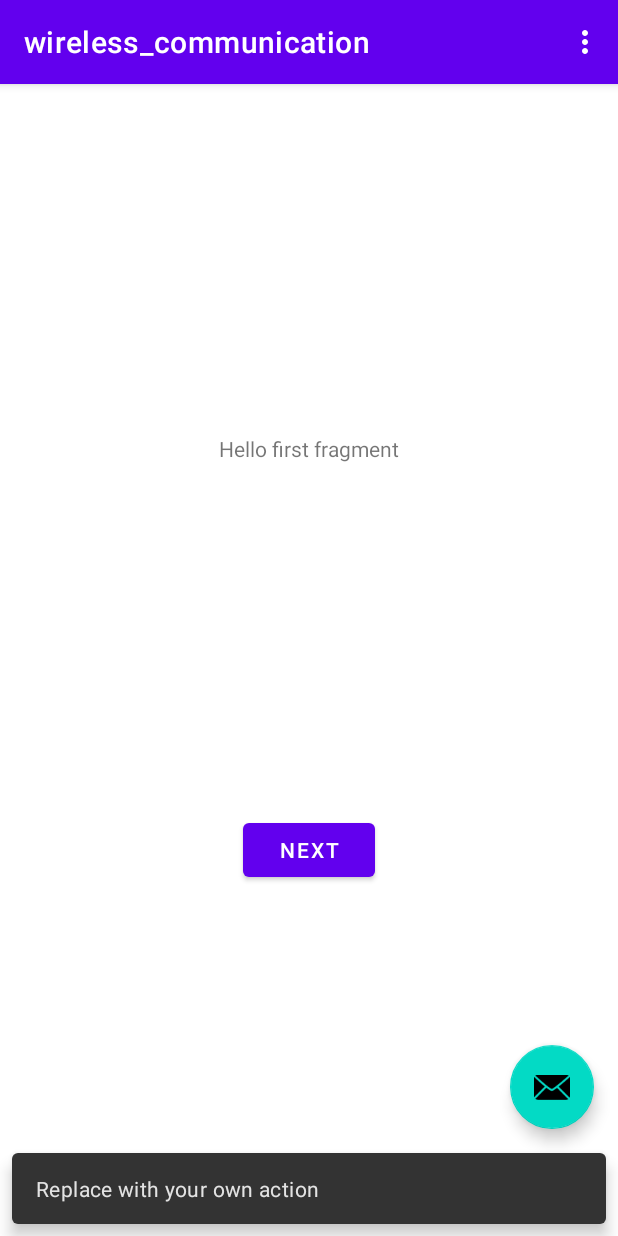
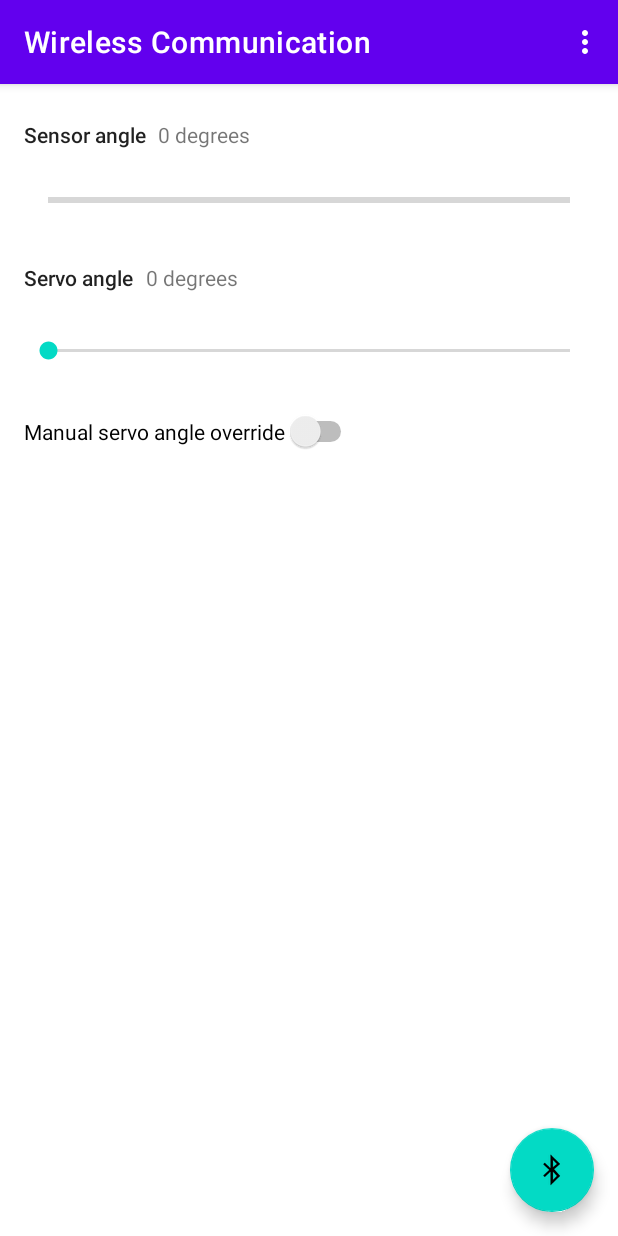
Before and after one commit to RubenSmit/wireless-communication, an Android app: the screen it shows after launch (MainActivity), after a tap on an icon or button, on a phone screen of 412 x 824 dp. Run offline under Robolectric (Android 15) with nearby library versions, the phone set to English and light mode, and no system bars; 1 statement that could not run was skipped.

Commit message:
Create android app

```diff
--- a/android/app/src/main/AndroidManifest.xml
+++ b/android/app/src/main/AndroidManifest.xml
@@ -1,6 +1,10 @@
 <?xml version="1.0" encoding="utf-8"?>
 <manifest xmlns:android="http://schemas.android.com/apk/res/android"
     package="com.rubensmit.wireless_communication">
+    <uses-permission android:name="android.permission.BLUETOOTH"/>
+    <uses-permission android:name="android.permission.BLUETOOTH_ADMIN"/>
+    <uses-permission android:name="android.permission.ACCESS_FINE_LOCATION" />
+    <uses-feature android:name="android.hardware.bluetooth_le" android:required="true"/>
 
     <application
         android:allowBackup="true"
--- a/android/app/src/main/java/com/rubensmit/wireless_communication/FirstFragment.java
+++ b/android/app/src/main/java/com/rubensmit/wireless_communication/FirstFragment.java
@@ -1,9 +1,13 @@
 package com.rubensmit.wireless_communication;
 
 import android.os.Bundle;
+import android.view.DragEvent;
 import android.view.LayoutInflater;
 import android.view.View;
 import android.view.ViewGroup;
+import android.widget.ProgressBar;
+import android.widget.SeekBar;
+import android.widget.TextView;
 
 import androidx.annotation.NonNull;
 import androidx.fragment.app.Fragment;
@@ -22,12 +26,31 @@ public class FirstFragment extends Fragment {
 
     public void onViewCreated(@NonNull View view, Bundle savedInstanceState) {
         super.onViewCreated(view, savedInstanceState);
+        SeekBar seekBar = view.findViewById(R.id.sb_servo_angle);
+        TextView servoAngle = view.findViewById(R.id.tv_servo_angle);
+        ProgressBar progressBar = view.findViewById(R.id.pb_sensor_angle);
+        TextView sensorAngle = view.findViewById(R.id.tv_sensor_angle);
 
-        view.findViewById(R.id.button_first).setOnClickListener(new View.OnClickListener() {
+        servoAngle.setText(seekBar.getProgress() + " degrees");
+        sensorAngle.setText(seekBar.getProgress() + " degrees");
+        progressBar.setProgress(seekBar.getProgress());
+
+        seekBar.setOnSeekBarChangeListener(new SeekBar.OnSeekBarChangeListener() {
             @Override
-            public void onClick(View view) {
-                NavHostFragment.findNavController(FirstFragment.this)
-                        .navigate(R.id.action_FirstFragment_to_SecondFragment);
+            public void onProgressChanged(SeekBar seekBar, int i, boolean b) {
+                servoAngle.setText(seekBar.getProgress() + " degrees");
+                sensorAngle.setText(seekBar.getProgress() + " degrees");
+                progressBar.setProgress(seekBar.getProgress());
+            }
+
+            @Override
+            public void onStartTrackingTouch(SeekBar seekBar) {
+
+            }
+
+            @Override
+            public void onStopTrackingTouch(SeekBar seekBar) {
+
             }
         });
     }
--- a/android/app/src/main/java/com/rubensmit/wireless_communication/MainActivity.java
+++ b/android/app/src/main/java/com/rubensmit/wireless_communication/MainActivity.java
@@ -1,5 +1,13 @@
 package com.rubensmit.wireless_communication;
 
+import android.bluetooth.BluetoothAdapter;
+import android.bluetooth.BluetoothDevice;
+import android.bluetooth.BluetoothManager;
+import android.bluetooth.le.BluetoothLeScanner;
+import android.bluetooth.le.ScanCallback;
+import android.bluetooth.le.ScanResult;
+import android.content.Context;
+import android.content.Intent;
 import android.os.Bundle;
 
 import com.google.android.material.floatingactionbutton.FloatingActionButton;
@@ -8,12 +16,30 @@ import com.google.android.material.snackbar.Snackbar;
 import androidx.appcompat.app.AppCompatActivity;
 import androidx.appcompat.widget.Toolbar;
 
+import android.os.Handler;
+import android.view.LayoutInflater;
 import android.view.View;
 
 import android.view.Menu;
 import android.view.MenuItem;
+import android.widget.BaseAdapter;
+
+import java.util.ArrayList;
+import java.util.UUID;
 
 public class MainActivity extends AppCompatActivity {
+    BluetoothAdapter bluetoothAdapter;
+    private static final int REQUEST_ENABLE_BT = 1;
+
+    // BLE scanner
+    private BluetoothLeScanner bluetoothLeScanner =
+            BluetoothAdapter.getDefaultAdapter().getBluetoothLeScanner();
+    private boolean mScanning;
+    private Handler handler = new Handler();
+    private ArrayList<BluetoothDevice> bluetoothDevices;
+
+    // Stops scanning after 10 seconds.
+    private static final long SCAN_PERIOD = 10000;
 
     @Override
     protected void onCreate(Bundle savedInstanceState) {
@@ -22,15 +48,55 @@ public class MainActivity extends AppCompatActivity {
         Toolbar toolbar = findViewById(R.id.toolbar);
         setSupportActionBar(toolbar);
 
+        // Initializes Bluetooth adapter.
+        final BluetoothManager bluetoothManager =
+                (BluetoothManager) getSystemService(Context.BLUETOOTH_SERVICE);
+        bluetoothAdapter = bluetoothManager.getAdapter();
+
+        // Ensures Bluetooth is available on the device and it is enabled. If not,
+        // displays a dialog requesting user permission to enable Bluetooth.
+        if (bluetoothAdapter == null || !bluetoothAdapter.isEnabled()) {
+            Intent enableBtIntent = new Intent(BluetoothAdapter.ACTION_REQUEST_ENABLE);
+            startActivityForResult(enableBtIntent, REQUEST_ENABLE_BT);
+        }
+
         FloatingActionButton fab = findViewById(R.id.fab);
         fab.setOnClickListener(new View.OnClickListener() {
             @Override
             public void onClick(View view) {
-                Snackbar.make(view, "Replace with your own action", Snackbar.LENGTH_LONG)
-                        .setAction("Action", null).show();
+                bluetoothDevices.clear();
+                scanLeDevice();
             }
         });
     }
+
+    private void scanLeDevice() {
+        if (!mScanning) {
+            // Stops scanning after a pre-defined scan period.
+            handler.postDelayed(new Runnable() {
+                @Override
+                public void run() {
+                    mScanning = false;
+                    bluetoothLeScanner.stopScan(leScanCallback);
+                }
+            }, SCAN_PERIOD);
+
+            mScanning = true;
+            bluetoothLeScanner.startScan(leScanCallback);
+        } else {
+            mScanning = false;
+            bluetoothLeScanner.stopScan(leScanCallback);
+        }
+    }
+
+    private ScanCallback leScanCallback =
+            new ScanCallback() {
+                @Override
+                public void onScanResult(int callbackType, ScanResult result) {
+                    super.onScanResult(callbackType, result);
+                    bluetoothDevices.add(result.getDevice());
+                }
+            };
 
     @Override
     public boolean onCreateOptionsMenu(Menu menu) {
--- a/android/app/src/main/res/layout/activity_main.xml
+++ b/android/app/src/main/res/layout/activity_main.xml
@@ -26,7 +26,7 @@
         android:layout_height="wrap_content"
         android:layout_gravity="bottom|end"
         android:layout_margin="@dimen/fab_margin"
-        app:srcCompat="@android:drawable/ic_dialog_email" />
+        app:srcCompat="@android:drawable/stat_sys_data_bluetooth" />
 
     <include layout="@layout/content_main" />
 
--- a/android/app/src/main/res/layout/fragment_first.xml
+++ b/android/app/src/main/res/layout/fragment_first.xml
@@ -6,23 +6,80 @@
     android:layout_height="match_parent"
     tools:context=".FirstFragment">
 
-    <Button
-        android:id="@+id/button_first"
+    <SeekBar
+        android:id="@+id/sb_servo_angle"
+        android:layout_width="0dp"
+        android:layout_height="63dp"
+        android:layout_marginStart="16dp"
+        android:layout_marginTop="8dp"
+        android:layout_marginEnd="16dp"
+        android:max="360"
+        app:layout_constraintEnd_toEndOf="parent"
+        app:layout_constraintStart_toStartOf="parent"
+        app:layout_constraintTop_toBottomOf="@+id/textView2" />
+
+    <ProgressBar
+        android:id="@+id/pb_sensor_angle"
+        style="@style/Widget.AppCompat.ProgressBar.Horizontal"
+        android:layout_width="0dp"
+        android:layout_height="20dp"
+        android:layout_marginStart="32dp"
+        android:layout_marginTop="24dp"
+        android:layout_marginEnd="32dp"
+        android:max="360"
+        app:layout_constraintEnd_toEndOf="parent"
+        app:layout_constraintStart_toStartOf="parent"
+        app:layout_constraintTop_toBottomOf="@+id/textView" />
+
+    <TextView
+        android:id="@+id/textView"
         android:layout_width="wrap_content"
         android:layout_height="wrap_content"
-        android:text="@string/next"
-        app:layout_constraintBottom_toBottomOf="parent"
-        app:layout_constraintEnd_toEndOf="parent"
+        android:layout_marginStart="16dp"
+        android:layout_marginTop="24dp"
+        android:text="@string/main_sensor_angle"
+        android:textAppearance="@style/TextAppearance.AppCompat.Body2"
         app:layout_constraintStart_toStartOf="parent"
-        app:layout_constraintTop_toBottomOf="@id/textview_first" />
+        app:layout_constraintTop_toTopOf="parent" />
 
     <TextView
-        android:id="@+id/textview_first"
+        android:id="@+id/textView2"
         android:layout_width="wrap_content"
         android:layout_height="wrap_content"
-        android:text="@string/hello_first_fragment"
-        app:layout_constraintBottom_toTopOf="@id/button_first"
-        app:layout_constraintEnd_toEndOf="parent"
+        android:layout_marginStart="16dp"
+        android:layout_marginTop="32dp"
+        android:text="@string/main_servo_angle"
+        android:textAppearance="@style/TextAppearance.AppCompat.Body2"
         app:layout_constraintStart_toStartOf="parent"
-        app:layout_constraintTop_toTopOf="parent" />
+        app:layout_constraintTop_toBottomOf="@+id/pb_sensor_angle" />
+
+    <Switch
+        android:id="@+id/sw_override"
+        android:layout_width="wrap_content"
+        android:layout_height="wrap_content"
+        android:layout_marginStart="16dp"
+        android:layout_marginTop="8dp"
+        android:text="@string/main_manual_override"
+        app:layout_constraintStart_toStartOf="parent"
+        app:layout_constraintTop_toBottomOf="@+id/sb_servo_angle" />
+
+    <TextView
+        android:id="@+id/tv_sensor_angle"
+        android:layout_width="wrap_content"
+        android:layout_height="wrap_content"
+        android:layout_marginStart="8dp"
+        android:layout_marginBottom="24dp"
+        android:text="TextView"
+        app:layout_constraintBottom_toTopOf="@+id/pb_sensor_angle"
+        app:layout_constraintStart_toEndOf="@+id/textView" />
+
+    <TextView
+        android:id="@+id/tv_servo_angle"
+        android:layout_width="wrap_content"
+        android:layout_height="wrap_content"
+        android:layout_marginStart="8dp"
+        android:layout_marginBottom="8dp"
+        android:text="TextView"
+        app:layout_constraintBottom_toTopOf="@+id/sb_servo_angle"
+        app:layout_constraintStart_toEndOf="@+id/textView2" />
 </androidx.constraintlayout.widget.ConstraintLayout>
--- a/android/app/src/main/res/values/strings.xml
+++ b/android/app/src/main/res/values/strings.xml
@@ -1,6 +1,11 @@
 <resources>
-    <string name="app_name">wireless_communication</string>
+    <string name="app_name">Wireless Communication</string>
     <string name="action_settings">Settings</string>
+
+    <string name="main_sensor_angle">Sensor angle</string>
+    <string name="main_servo_angle">Servo angle</string>
+    <string name="main_manual_override">Manual servo angle override</string>
+
     <!-- Strings used for fragments for navigation -->
     <string name="first_fragment_label">First Fragment</string>
     <string name="second_fragment_label">Second Fragment</string>
```
Also changed, not shown: 1 other file.
